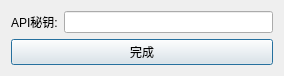
Qt form ChatGPT/Setting.ui (mwx280/QTChatGPT) before a commit.
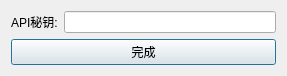
The same form after that commit.

Commit message: 添加关于按钮

Diff of the .ui file:
```diff
--- a/ChatGPT/Setting.ui
+++ b/ChatGPT/Setting.ui
@@ -6,7 +6,7 @@
    <rect>
     <x>0</x>
     <y>0</y>
-    <width>284</width>
+    <width>287</width>
     <height>75</height>
    </rect>
   </property>
```
The commit also changes 7 other files.
